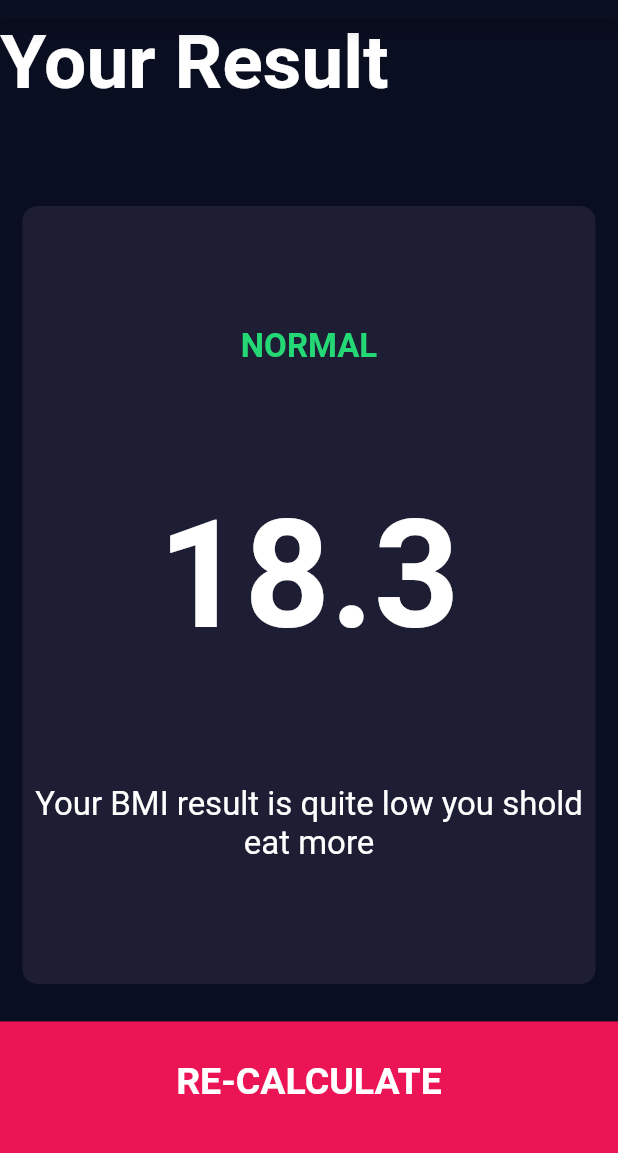
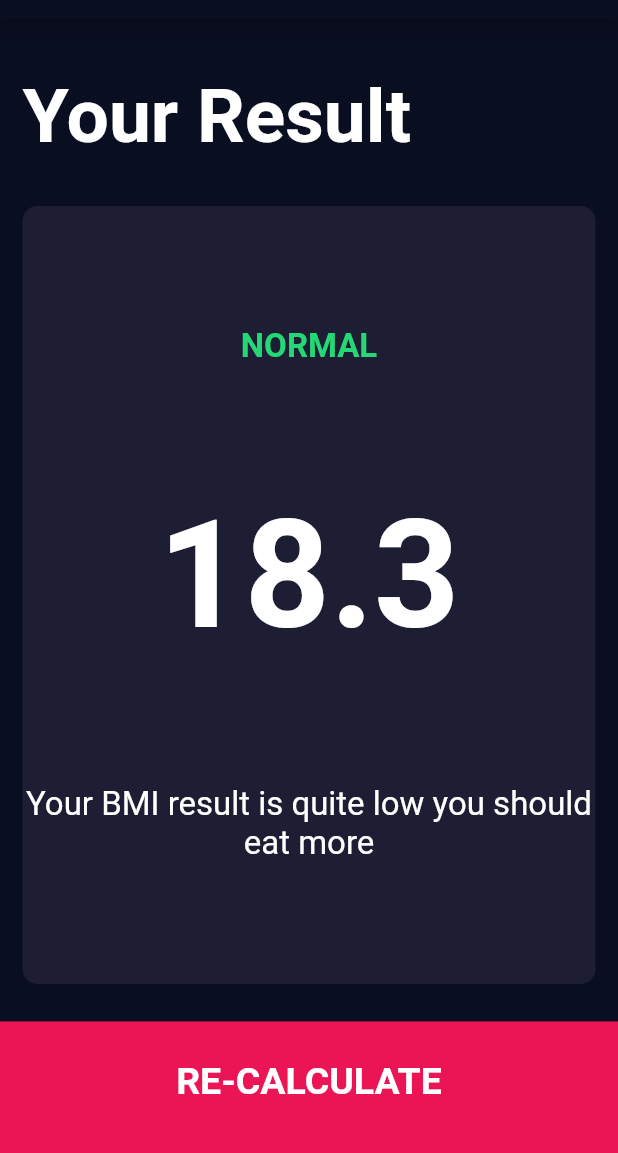
Before and after one commit to creaturerigger/BMICalculator, a Flutter app: the ResultsPage screen opened by its route, on a phone screen of 412 x 824 dp, the part 65-1218 px from its top. Run offline on Flutter 3.47's test engine with Material 2 defaults, Android fonts, the phone set to English and light mode, and no system bars; our stand-ins replace font_awesome_flutter.

Commit message:
Some small changes is done.

```diff
--- a/lib/screens/results_page.dart
+++ b/lib/screens/results_page.dart
@@ -16,6 +16,8 @@ class ResultsPage extends StatelessWidget {
         children: <Widget>[
           Expanded(
             child: Container(
+              padding: EdgeInsets.all(15.0),
+              alignment: Alignment.bottomLeft,
               child: Text(
                 'Your Result',
                 style: kTitleTextStyle,
@@ -38,7 +40,7 @@ class ResultsPage extends StatelessWidget {
                     style: kBMITextStyle,
                   ),
                   Text(
-                    'Your BMI result is quite low you shold eat more',
+                    'Your BMI result is quite low you should eat more',
                     style: kBodyTextStyle,
                     textAlign: TextAlign.center,
                   ),
@@ -50,7 +52,9 @@ class ResultsPage extends StatelessWidget {
           Expanded(
             child: BMICalculateButton(
               buttonText: 'RE-CALCULATE',
-              onTap: () {},
+              onTap: () {
+                Navigator.pop(context);
+              },
             ),
           ),
         ],
```
